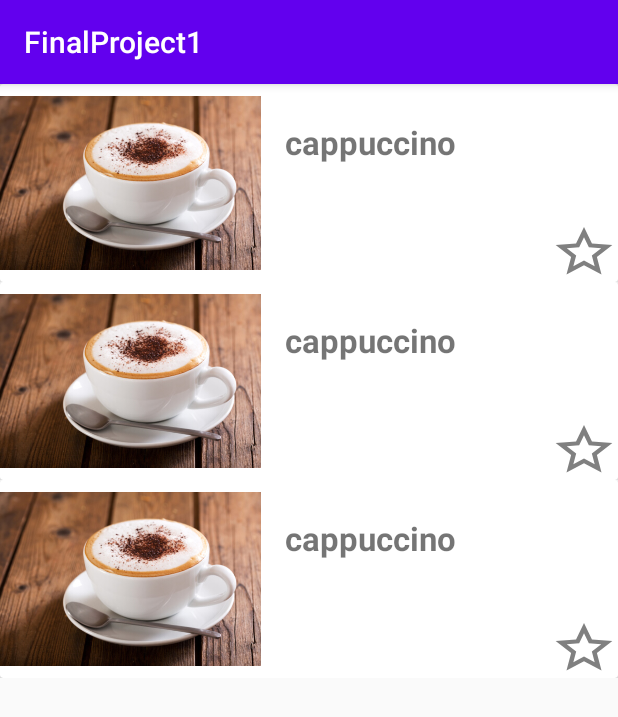
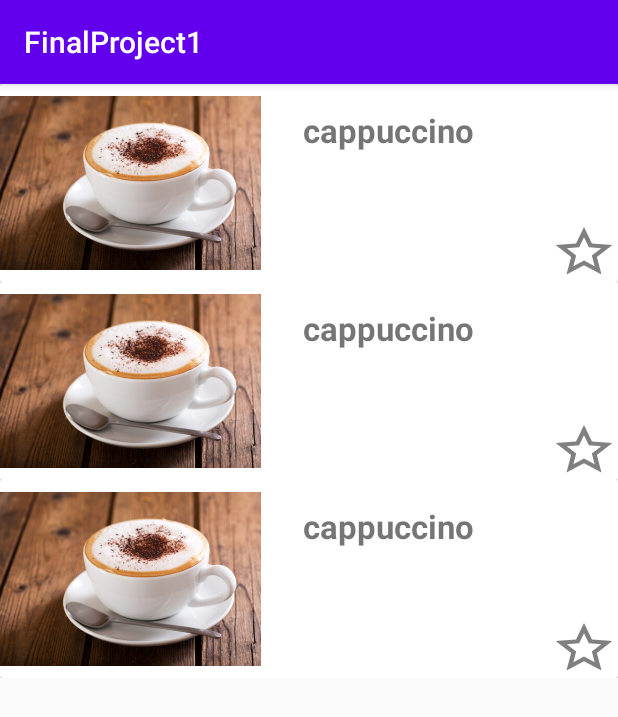
Before and after one commit to MiaoOAO/MobileAppFinalProject, an Android app: the screen it shows after launch (juicePage before the commit, coffeePage after it), after a tap on an icon or button, on a phone screen of 412 x 824 dp. Shown: the top 717 px of the screen. Run offline under Robolectric (Android 15) with nearby library versions, the phone set to English and light mode, and no system bars.

Commit message:
update 2/3/2021 2.48AM

```diff
--- a/app/src/main/AndroidManifest.xml
+++ b/app/src/main/AndroidManifest.xml
@@ -11,6 +11,7 @@
         android:theme="@style/AppTheme">
         <activity android:name=".juiceContent"></activity>
         <activity android:name=".juicePage" />
+        <activity android:name=".coffeePage" />
         <activity
             android:name=".MainActivity"
             android:label="@string/app_name"
--- a/app/src/main/java/com/ebookfrenzy/finalproject1/MyAdapterCoffee.java
+++ b/app/src/main/java/com/ebookfrenzy/finalproject1/MyAdapterCoffee.java
@@ -39,7 +39,7 @@ public class MyAdapterCoffee extends RecyclerView.Adapter<MyAdapterCoffee.MyView
             createTableOnFirstStart();
         }
 
-        View view = LayoutInflater.from(parent.getContext()).inflate(R.layout.my_row,
+        View view = LayoutInflater.from(parent.getContext()).inflate(R.layout.coffee_my_row,
                 parent, false);
         return new MyViewHolder(view);
     }
@@ -50,14 +50,14 @@ public class MyAdapterCoffee extends RecyclerView.Adapter<MyAdapterCoffee.MyView
 
         readCursorData(coffeeItem, holder);
 
-        holder.fruit_image.setImageResource(coffeeItem.getImageResourse());
-        holder.fruit_listName_txt.setText(coffeeItem.getTitle());
+        holder.coffee_image.setImageResource(coffeeItem.getImageResourse());
+        holder.coffee_listName_txt.setText(coffeeItem.getTitle());
         /*
         holder.fruit_listName_txt.setText(data1[position]);
         holder.fruit_listDesc_txt.setText(data2[position]);
         holder.fruit_image.setImageResource(images[position]);
 */
-        holder.fruit_cardView.setOnClickListener(new View.OnClickListener() {
+        holder.coffee_cardView.setOnClickListener(new View.OnClickListener() {
             @Override
             public void onClick(View v) {
                 Intent intent = new Intent(context, juiceContent.class);
@@ -80,20 +80,20 @@ public class MyAdapterCoffee extends RecyclerView.Adapter<MyAdapterCoffee.MyView
     public class MyViewHolder extends RecyclerView.ViewHolder{
 
         //TextView fruit_listName_txt, fruit_listDesc_txt;
-        TextView fruit_listName_txt;
-        ImageView fruit_image;
-        CardView fruit_cardView;
-        Button fruit_favBtn;
+        TextView coffee_listName_txt;
+        ImageView coffee_image;
+        CardView coffee_cardView;
+        Button coffee_favBtn;
 
         public MyViewHolder(@NonNull View itemView) {
             super(itemView);
-            fruit_listName_txt = itemView.findViewById(R.id.fruit_listName_txt);
+            coffee_listName_txt = itemView.findViewById(R.id.coffee_listName_txt);
             //fruit_listDesc_txt = itemView.findViewById(R.id.fruit_listDesc_txt);
-            fruit_image = itemView.findViewById(R.id.fruit_image);
-            fruit_cardView = itemView.findViewById(R.id.fruit_cardView);
-            fruit_favBtn = itemView.findViewById(R.id.fruit_favor);
+            coffee_image = itemView.findViewById(R.id.coffee_image);
+            coffee_cardView = itemView.findViewById(R.id.coffee_cardView);
+            coffee_favBtn = itemView.findViewById(R.id.coffee_favor);
 
-            fruit_favBtn.setOnClickListener(new View.OnClickListener() {
+            coffee_favBtn.setOnClickListener(new View.OnClickListener() {
                 @Override
                 public void onClick(View view) {
                     int position = getAdapterPosition();
@@ -103,11 +103,11 @@ public class MyAdapterCoffee extends RecyclerView.Adapter<MyAdapterCoffee.MyView
                         coffeeItem.setFavStatus("1");
                         favDB.insertIntoTheDatabase(coffeeItem.getTitle(), coffeeItem.getImageResourse(),
                                 coffeeItem.getKey_id(), coffeeItem.getFavStatus());
-                        fruit_favBtn.setBackgroundResource(R.drawable.ic_baseline_star_24);
+                        coffee_favBtn.setBackgroundResource(R.drawable.ic_baseline_star_24);
                     }else{
                         coffeeItem.setFavStatus("0");
                         favDB.remove_fav(coffeeItem.getKey_id());
-                        fruit_favBtn.setBackgroundResource(R.drawable.ic_baseline_star);
+                        coffee_favBtn.setBackgroundResource(R.drawable.ic_baseline_star);
                     }
                 }
             });
@@ -132,9 +132,9 @@ public class MyAdapterCoffee extends RecyclerView.Adapter<MyAdapterCoffee.MyView
                 coffeeItem.setFavStatus(item_fav_status);
 
                 if(item_fav_status != null && item_fav_status.equals("1")){
-                    myViewHolder.fruit_favBtn.setBackgroundResource(R.drawable.ic_baseline_star_24);
+                    myViewHolder.coffee_favBtn.setBackgroundResource(R.drawable.ic_baseline_star_24);
                 }else if(item_fav_status != null && item_fav_status.equals("0")){
-                    myViewHolder.fruit_favBtn.setBackgroundResource(R.drawable.ic_baseline_star);
+                    myViewHolder.coffee_favBtn.setBackgroundResource(R.drawable.ic_baseline_star);
                 }
             }
         } finally {
--- a/app/src/main/java/com/ebookfrenzy/finalproject1/Tab1Fragment.java
+++ b/app/src/main/java/com/ebookfrenzy/finalproject1/Tab1Fragment.java
@@ -81,7 +81,7 @@ public class Tab1Fragment extends Fragment {
         myButton2 = (ImageButton) view.findViewById(R.id.imageButton3);
         myButton2.setOnClickListener(new View.OnClickListener(){
             public void onClick(View v){
-                Intent intent = new Intent(getActivity(), juicePage.class);
+                Intent intent = new Intent(getActivity(), coffeePage.class);
                 myButton2.setOnClickListener(this);
                 click2 = true;
                 startActivity(intent);
--- a/app/src/main/java/com/ebookfrenzy/finalproject1/coffeeFavDB.java
+++ b/app/src/main/java/com/ebookfrenzy/finalproject1/coffeeFavDB.java
@@ -10,7 +10,7 @@ import android.util.Log;
 public class coffeeFavDB extends SQLiteOpenHelper {
 
     private static int DB_VERSION = 1;
-    private static String DATABASE_NAME = "coffeeDB";
+    private static String DATABASE_NAME = "juiceDB";
     private static String TABLE_NAME = "favoriteTable";
     public static String KEY_ID = "id";
     public static String ITEM_TITLE = "itemTitle";
--- a/app/src/main/java/com/ebookfrenzy/finalproject1/coffeePage.java
+++ b/app/src/main/java/com/ebookfrenzy/finalproject1/coffeePage.java
@@ -43,7 +43,7 @@ public class coffeePage extends AppCompatActivity {
         }
 */
         if(Tab1Fragment.click2 == true) {
-            recyclerView = (RecyclerView) findViewById(R.id.recyclerView);
+            recyclerView = (RecyclerView) findViewById(R.id.recyclerView2);
             MyAdapterCoffee adapterCoffee = new MyAdapterCoffee(this, coffeeItems);
             recyclerView.setLayoutManager(new LinearLayoutManager(this));
             recyclerView.setAdapter(adapterCoffee);
--- a/app/src/main/java/com/ebookfrenzy/finalproject1/juicePage.java
+++ b/app/src/main/java/com/ebookfrenzy/finalproject1/juicePage.java
@@ -8,6 +8,7 @@ import androidx.recyclerview.widget.LinearLayoutManager;
 import androidx.recyclerview.widget.RecyclerView;
 import androidx.recyclerview.widget.DefaultItemAnimator;
 import android.content.Context;
+import android.database.sqlite.SQLiteDatabase;
 import android.os.Bundle;
 import android.util.AttributeSet;
 import android.util.Log;
@@ -15,15 +16,23 @@ import android.view.LayoutInflater;
 import android.view.View;
 import android.view.ViewGroup;
 import android.widget.Adapter;
+import android.database.Cursor;
+import android.database.DatabaseUtils;
+import android.database.sqlite.SQLiteOpenHelper;
+import android.database.sqlite.SQLiteDatabase;
 
 import java.util.ArrayList;
 import java.util.List;
 
-public class juicePage extends AppCompatActivity {
+public class juicePage extends AppCompatActivity{
 
     RecyclerView recyclerView;
     private ArrayList<juiceItem> juiceItems;
-    private ArrayList<juiceItem> coffeeItems;
+    //private ArrayList<juiceItem> coffeeItems;
+
+
+    private static String TABLE_NAME = "favoriteTable";
+    public static String FAVORITE_STATUS = "fStatus";
 
     //int images[] = {R.drawable.apple, R.drawable.watermelon, R.drawable.carrot, R.drawable.mango};
 
@@ -38,6 +47,7 @@ public class juicePage extends AppCompatActivity {
         juiceItems.add(new juiceItem(R.drawable.watermelon, "watermelon", "1", "0"));
         juiceItems.add(new juiceItem(R.drawable.carrot, "carrot", "2", "0"));
 
+        /*
         coffeeItems = new ArrayList<>();
         coffeeItems.add(new juiceItem(R.drawable.cappuccino, "cappuccino", "3", "1"));
         coffeeItems.add(new juiceItem(R.drawable.cappuccino, "cappuccino", "4", "1"));
@@ -45,7 +55,7 @@ public class juicePage extends AppCompatActivity {
         //coffeeItems.add(new juiceItem(R.drawable.cappuccino, "cappuccino", "6", "1"));
         //coffeeItems.add(new juiceItem(R.drawable.cappuccino, "cappuccino", "6", "1"));
         //coffeeItems.add(new juiceItem(R.drawable.cappuccino, "cappuccino", "6", "1"));
-
+*/
 
 
 
@@ -57,7 +67,7 @@ public class juicePage extends AppCompatActivity {
             recyclerView.setAdapter(adapterFruit);
 
         }
-
+/*
         if(Tab1Fragment.click2 == true) {
             recyclerView = (RecyclerView) findViewById(R.id.recyclerView);
 
@@ -66,7 +76,7 @@ public class juicePage extends AppCompatActivity {
             recyclerView.setAdapter(adapterFruit);
 
         }
-
+*/
 
 
 
@@ -87,11 +97,16 @@ public class juicePage extends AppCompatActivity {
         recyclerView.setAdapter(adapterFruit);
 */
 
+
         for(int i=0; i<juiceItems.size(); i++)
         {
             Log.d(TAG, "onCreate: title: " + juiceItems.get(i).getTitle() + "key_id: " + juiceItems.get(i).getKey_id() + juiceItems.get(i).getImageResourse());
-            Log.d(TAG, "onCreate: title: " + coffeeItems.get(i).getTitle() + "key_id: " + coffeeItems.get(i).getKey_id() + coffeeItems.get(i).getImageResourse());
+            //Log.d(TAG, "onCreate: title: " + coffeeItems.get(i).getTitle() + "key_id: " + coffeeItems.get(i).getKey_id() + coffeeItems.get(i).getImageResourse());
+
         }
+
+
+
 
 
         /*
--- a/app/src/main/res/layout/activity_coffee_page.xml
+++ b/app/src/main/res/layout/activity_coffee_page.xml
@@ -7,7 +7,7 @@
     tools:context=".juicePage" >
 
     <androidx.recyclerview.widget.RecyclerView
-        android:id="@+id/recyclerView"
+        android:id="@+id/recyclerView2"
         android:layout_width="match_parent"
         android:layout_height="match_parent" />
 </androidx.constraintlayout.widget.ConstraintLayout>
--- /dev/null
+++ b/app/src/main/res/layout/coffee_my_row.xml
@@ -0,0 +1,64 @@
+<?xml version="1.0" encoding="utf-8"?>
+<androidx.constraintlayout.widget.ConstraintLayout xmlns:android="http://schemas.android.com/apk/res/android"
+    xmlns:app="http://schemas.android.com/apk/res-auto"
+    xmlns:tools="http://schemas.android.com/tools"
+    android:layout_width="match_parent"
+    android:layout_height="wrap_content">
+
+    <androidx.cardview.widget.CardView
+        android:id="@+id/coffee_cardView"
+        android:layout_width="match_parent"
+        android:layout_height="wrap_content"
+        app:layout_constraintBottom_toBottomOf="parent"
+        app:layout_constraintEnd_toEndOf="parent"
+        app:layout_constraintStart_toStartOf="parent"
+        app:layout_constraintTop_toTopOf="parent">
+
+        <androidx.constraintlayout.widget.ConstraintLayout
+            android:layout_width="match_parent"
+            android:layout_height="match_parent">
+
+            <ImageView
+                android:id="@+id/coffee_image"
+                android:layout_width="174dp"
+                android:layout_height="132dp"
+                android:contentDescription="TODO"
+                app:layout_constraintStart_toStartOf="parent"
+                app:layout_constraintTop_toTopOf="parent"
+                app:srcCompat="@drawable/carrot" />
+
+            <!--
+            <TextView
+                android:id="@+id/fruit_listDesc_txt"
+                android:layout_width="wrap_content"
+                android:layout_height="wrap_content"
+                android:layout_marginTop="12dp"
+                android:text="@string/description"
+                android:textSize="14sp"
+                app:layout_constraintStart_toStartOf="@+id/fruit_listName_txt"
+                app:layout_constraintTop_toBottomOf="@+id/fruit_listName_txt" />
+            -->
+
+            <Button
+                android:id="@+id/coffee_favor"
+                android:layout_width="45dp"
+                android:layout_height="40dp"
+                android:background="@drawable/ic_baseline_star"
+                app:layout_constraintBottom_toBottomOf="parent"
+                app:layout_constraintEnd_toEndOf="parent" />
+
+            <TextView
+                android:id="@+id/coffee_listName_txt"
+                android:layout_width="wrap_content"
+                android:layout_height="wrap_content"
+                android:layout_marginStart="28dp"
+                android:layout_marginTop="16dp"
+                android:text="@string/name"
+                android:textSize="22sp"
+                android:textStyle="bold"
+                app:layout_constraintStart_toEndOf="@+id/coffee_image"
+                app:layout_constraintTop_toTopOf="parent" />
+        </androidx.constraintlayout.widget.ConstraintLayout>
+    </androidx.cardview.widget.CardView>
+
+</androidx.constraintlayout.widget.ConstraintLayout>
```
